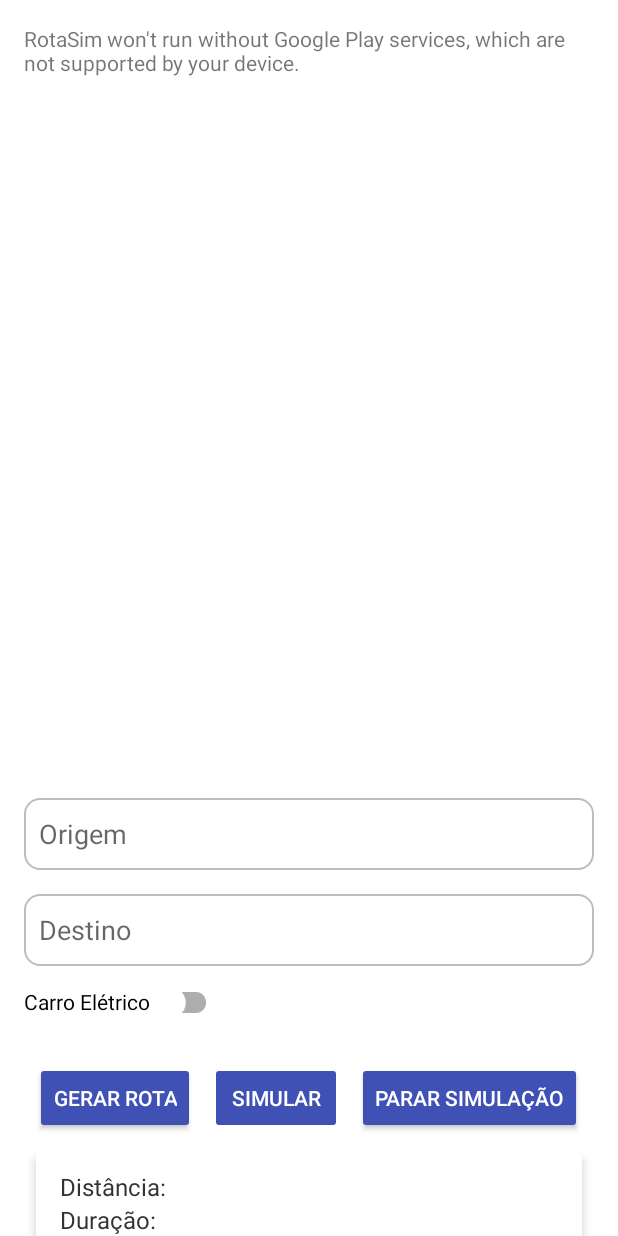
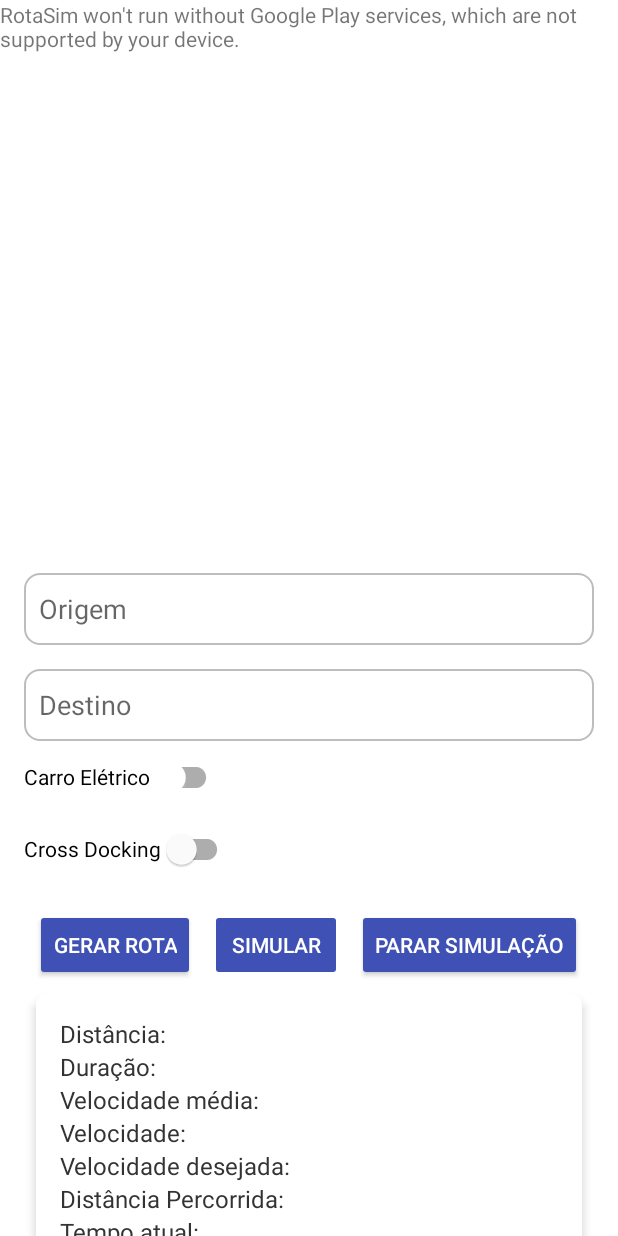
Before and after one commit to Arthurpms8822/RotaSim, an Android app: the screen it shows after launch (MapsActivity), after a tap on "SIMULAR", on a phone screen of 412 x 824 dp. Run offline under Robolectric (Android 15) with nearby library versions, the phone set to English and light mode, and no system bars; 8 statements that could not run were skipped; 1 other tap on this screen came first.

Commit message:
Final av2

```diff
--- a/app/src/main/java/com/example/rotasim/CryptoUtils.java
+++ b/app/src/main/java/com/example/rotasim/CryptoUtils.java
@@ -4,25 +4,41 @@
 import javax.crypto.spec.SecretKeySpec;
 import java.util.Base64;
 
+// A classe CryptoUtils contém métodos para criptografar e descriptografar dados
 public class CryptoUtils {
 
+    // Constante que representa o algoritmo de criptografia que será usado, neste caso, é AES
     private static final String ALGORITHM = "AES";
-    private static final byte[] KEY = "MySuperSecretKey".getBytes(); // Substitua por sua própria chave
+    // Constante que representa a chave secreta que será usada para criptografia e descriptografia
+    private static final byte[] KEY = "CRIPTOGRAFIAAV02".getBytes(); // Substitua por sua própria chave
 
+    // Método para criptografar dados. Ele usa o algoritmo AES.
     public static String encrypt(String data) throws Exception {
+        // Cria um objeto Cipher para criptografia, configurado com o algoritmo AES
         Cipher cipher = Cipher.getInstance(ALGORITHM);
+        // Cria uma chave secreta com a chave especificada e o algoritmo AES
         SecretKeySpec secretKeySpec = new SecretKeySpec(KEY, ALGORITHM);
+        // Inicializa o objeto Cipher para criptografia com a chave secreta
         cipher.init(Cipher.ENCRYPT_MODE, secretKeySpec);
+        // Criptografa os dados, que são convertidos em bytes
         byte[] encryptedBytes = cipher.doFinal(data.getBytes());
+        // Converte os bytes criptografados para uma string codificada em Base64 e retorna
         return Base64.getEncoder().encodeToString(encryptedBytes);
     }
 
+    // Método para descriptografar dados que foram criptografados com o mesmo algoritmo e chave
     public static String decrypt(String encryptedData) throws Exception {
+        // Decodifica a string codificada em Base64 para bytes
         byte[] decodedBytes = Base64.getDecoder().decode(encryptedData);
+        // Cria um objeto Cipher para descriptografia, configurado com o algoritmo AES
         Cipher cipher = Cipher.getInstance(ALGORITHM);
+        // Cria uma chave secreta com a chave especificada e o algoritmo AES
         SecretKeySpec secretKeySpec = new SecretKeySpec(KEY, ALGORITHM);
+        // Inicializa o objeto Cipher para descriptografia com a chave secreta
         cipher.init(Cipher.DECRYPT_MODE, secretKeySpec);
+        // Descriptografa os bytes, que são convertidos de volta para a string original
         byte[] originalBytes = cipher.doFinal(decodedBytes);
+        // Converte os bytes descriptografados de volta para uma string e retorna
         return new String(originalBytes);
     }
 }
--- a/app/src/main/java/com/example/rotasim/LocationThread.java
+++ b/app/src/main/java/com/example/rotasim/LocationThread.java
@@ -58,7 +58,6 @@
                         double speedT = location.getSpeed();
                         double currentSpeed = round(speedT);
                         float kmphSpeed = round((currentSpeed * 3.6));
-                        vehicle.addSpeed(kmphSpeed);
                         vehicle.updateTotalDistance(distanceInMeters / 1000);
                         vehicle.setLocationAndSpeed(kmphSpeed, location);
                         speedUpdateCallback.onSpeedUpdate(kmphSpeed, location);
--- a/app/src/main/res/layout/activity_maps.xml
+++ b/app/src/main/res/layout/activity_maps.xml
@@ -1,4 +1,19 @@
 <?xml version="1.0" encoding="utf-8"?>
+<LinearLayout xmlns:android="http://schemas.android.com/apk/res/android"
+    xmlns:app="http://schemas.android.com/apk/res-auto"
+    xmlns:tools="http://schemas.android.com/tools"
+    android:layout_width="match_parent"
+    android:layout_height="match_parent"
+    android:orientation="vertical"
+    android:background="#ffffff">
+
+    <androidx.fragment.app.FragmentContainerView
+        android:id="@+id/map"
+        android:name="com.google.android.gms.maps.SupportMapFragment"
+        android:layout_width="match_parent"
+        android:layout_height="350dp"
+        tools:context=".MapsActivity" />
+
     <ScrollView xmlns:android="http://schemas.android.com/apk/res/android"
         xmlns:app="http://schemas.android.com/apk/res-auto"
         xmlns:tools="http://schemas.android.com/tools"
@@ -12,13 +27,6 @@
             android:layout_height="wrap_content"
             android:orientation="vertical"
             android:padding="16dp">
-
-        <androidx.fragment.app.FragmentContainerView
-            android:id="@+id/map"
-            android:name="com.google.android.gms.maps.SupportMapFragment"
-            android:layout_width="match_parent"
-            android:layout_height="500dp"
-            tools:context=".MapsActivity" />
 
             <AutoCompleteTextView
                 android:id="@+id/start_location"
@@ -45,6 +53,13 @@
                 android:layout_width="wrap_content"
                 android:layout_height="wrap_content"
                 android:text="@string/carro_el_trico"
+                android:checked="false"/>
+
+            <com.google.android.material.switchmaterial.SwitchMaterial
+                android:id="@+id/switch_cross_docking"
+                android:layout_width="wrap_content"
+                android:layout_height="wrap_content"
+                android:text="Cross Docking"
                 android:checked="false"/>
 
             <LinearLayout
@@ -213,3 +228,4 @@
         </LinearLayout>
 
     </ScrollView>
+</LinearLayout>
```
Also changed, not shown: app/src/main/java/com/example/rotasim/MapsActivity.java (+79 -14 lines), app/src/main/java/com/example/rotasim/TransportService.java (+36 -4 lines), app/src/main/java/com/example/rotasim/Vehicle.java (+30 -42 lines), 14 other files. Lines whose indentation alone changed are shown as unchanged.
